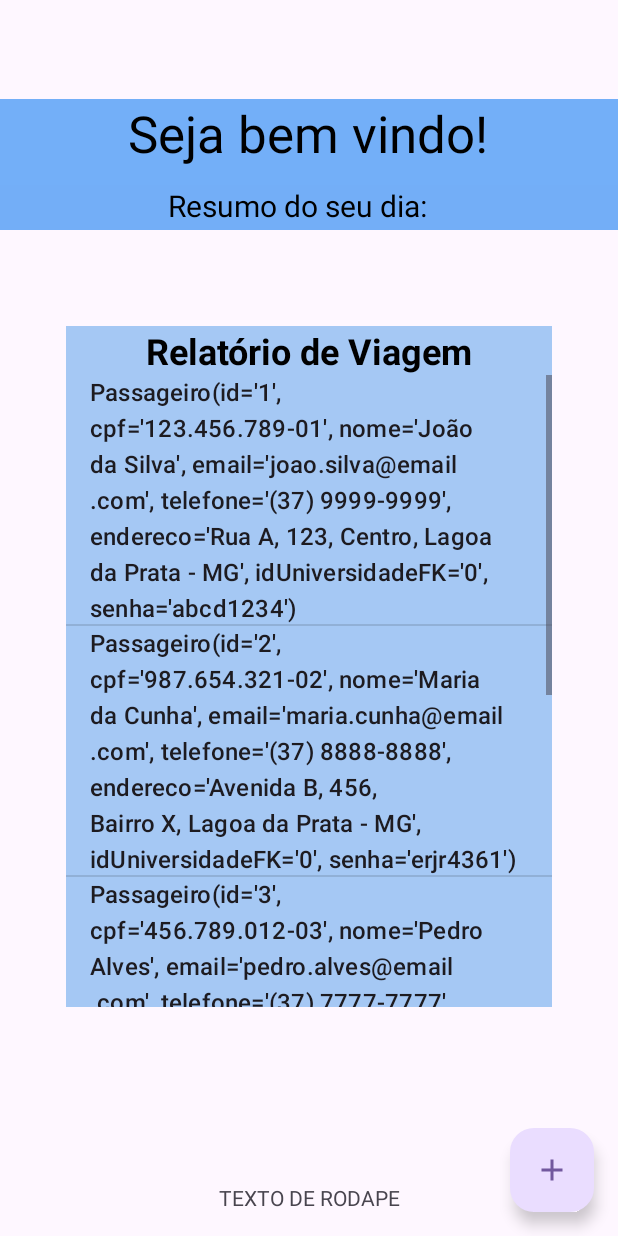
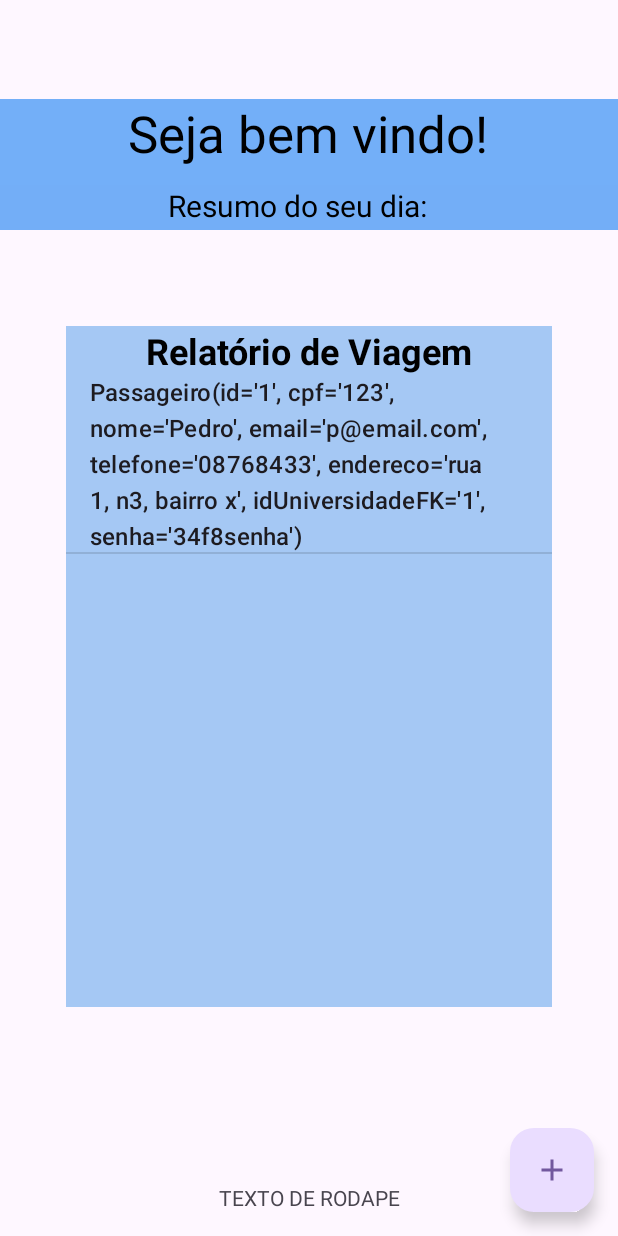
Before and after one commit to MariaLaura17/AppTransporte, an Android app: the screen it shows after launch (PrincipalActivity), after a tap on "Entrar", on a phone screen of 412 x 824 dp. Run offline under Robolectric (Android 15) with nearby library versions, the phone set to English and light mode, and no system bars.

```diff
--- a/app/src/main/java/com/example/apptransporte/LoginActivity.kt
+++ b/app/src/main/java/com/example/apptransporte/LoginActivity.kt
@@ -1,15 +1,22 @@
 package com.example.apptransporte
 
 import android.content.Intent
+import android.database.sqlite.SQLiteDatabase
 import android.os.Bundle
 import androidx.activity.enableEdgeToEdge
 import androidx.appcompat.app.AppCompatActivity
 import androidx.core.view.ViewCompat
 import androidx.core.view.WindowInsetsCompat
+import com.example.apptransporte.database.Database
+import com.example.apptransporte.database.PersistenciaSQL
 import com.example.apptransporte.databinding.ActivityLoginBinding
 
 class LoginActivity : AppCompatActivity() {
     private lateinit var binding: ActivityLoginBinding
+    private lateinit var conexao: SQLiteDatabase
+    private lateinit var db: Database
+    private lateinit var persistencia: PersistenciaSQL
+
     override fun onCreate(savedInstanceState: Bundle?) {
         super.onCreate(savedInstanceState)
         enableEdgeToEdge()
@@ -20,7 +27,18 @@ class LoginActivity : AppCompatActivity() {
             v.setPadding(systemBars.left, systemBars.top, systemBars.right, systemBars.bottom)
             insets
         }
+
         abrirPrincipalActivity()
+    }
+
+    override fun onResume() {
+        super.onResume()
+        // Cria o objeto Database e a conexão aqui
+        db = Database(this)
+        conexao = db.writableDatabase
+
+        // Inicia o PersistenciaSQL
+        persistencia = PersistenciaSQL(conexao)
     }
 
     private fun abrirPrincipalActivity() {
--- a/app/src/main/java/com/example/apptransporte/PrincipalActivity.kt
+++ b/app/src/main/java/com/example/apptransporte/PrincipalActivity.kt
@@ -1,17 +1,23 @@
 package com.example.apptransporte
 
 import android.content.Intent
+import android.database.sqlite.SQLiteDatabase
 import android.os.Bundle
 import android.widget.ArrayAdapter
 import androidx.activity.enableEdgeToEdge
 import androidx.appcompat.app.AppCompatActivity
 import androidx.core.view.ViewCompat
 import androidx.core.view.WindowInsetsCompat
-import com.example.apptransporte.database.DataBase
+import com.example.apptransporte.database.Database
+import com.example.apptransporte.database.PersistenciaSQL
 import com.example.apptransporte.databinding.ActivityPrincipalBinding
 
-class PrincipalActivity: AppCompatActivity() {
+class PrincipalActivity : AppCompatActivity() {
     private lateinit var binding: ActivityPrincipalBinding
+    private lateinit var conexao: SQLiteDatabase
+    private lateinit var db: Database
+    private lateinit var persistencia: PersistenciaSQL
+
     override fun onCreate(savedInstanceState: Bundle?) {
         super.onCreate(savedInstanceState)
         enableEdgeToEdge()
@@ -23,9 +29,32 @@ class PrincipalActivity: AppCompatActivity() {
             insets
         }
         abrirCadastrarReservaActivity()
-        val db=DataBase(this)
-        val list=db.getQueryDataForArray()
-        binding.listviewprincipalpassageiro.adapter=ArrayAdapter(this, android.R.layout.simple_list_item_activated_1, list)
+
+        try {
+            db = Database(this)
+            conexao = db.writableDatabase // Use writableDatabase para inserir dados
+            persistencia = PersistenciaSQL(conexao)
+
+            // Recupera os dados
+            val seleciona = persistencia.selectPassageiro()
+
+            // Cria um ArrayAdapter para o ListView
+            val adapter = ArrayAdapter(this, android.R.layout.simple_list_item_activated_1, seleciona)
+
+            // Define o ArrayAdapter como adaptador do ListView
+            binding.listviewprincipalpassageiro.adapter = adapter
+
+            // Exibe o dado    no rodapé
+            if (seleciona.isNotEmpty()) {
+                //binding.textViewRodape.text = seleciona[0].toString() // Exibe o primeiro da lista
+            } else {
+                binding.textViewRodape.text = "Erro"
+            }
+
+        } catch (e: Exception) {
+            // Trata erros de acesso ao banco de dados
+            binding.textViewRodape.text = "Erro ao conectar ao banco de dados"
+        }
     }
 
     private fun abrirCadastrarReservaActivity() {
@@ -33,6 +62,4 @@ class PrincipalActivity: AppCompatActivity() {
             startActivity(Intent(this, CadastrarReservaActivity::class.java))
         }
     }
-
-
 }
--- a/app/src/main/java/com/example/apptransporte/database/DataBase.kt
+++ /dev/null
@@ -1,70 +0,0 @@
-package com.example.apptransporte.database
-
-import android.content.Context
-import android.database.Cursor
-import android.database.sqlite.SQLiteDatabase
-import android.database.sqlite.SQLiteOpenHelper
-import com.example.apptransporte.model.Passageiro
-
-class DataBase (context: Context): SQLiteOpenHelper(context, "Banco.db", null,
-    1){
-
-    val sql = arrayOf(
-        "create table universidade (idUniversidade INTEGER primary key, nomeUniversidade varchar (40) not null)",
-        "create table Passageiro (idPassageiro integer primary key,cpfPassageiro varchar(15) not null unique, nomePassageiro varchar (60) not null, emailPassageiro varchar(50) not null, telefonePassageiro varchar(20) not null, enderecoPassageiro varchar (100) not null, idUniversidadeFk integer not null, senha varchar(128) not null)",
-        "CREATE TABLE Reserva (idReserva INTEGER PRIMARY KEY, dataReserva DATE NOT NULL, embarque VARCHAR(30) NOT NULL, desembarque VARCHAR(30) NOT NULL, idPassageiroFK INTEGER NOT NULL, idUniversidadeFk INTEGER NOT NULL)",
-        "INSERT INTO Universidade (nomeUniversidade) VALUES ('UNA Bom Despacho')",
-        "INSERT INTO Passageiro (cpfPassageiro, nomePassageiro, emailPassageiro, telefonePassageiro, enderecoPassageiro, idUniversidadeFk, senha) VALUES('123.456.789-01', 'João da Silva', 'joao.silva@email.com', '(37) 9999-9999', 'Rua A, 123, Centro, Lagoa da Prata - MG', 1, 'abcd1234')",
-        "INSERT INTO Passageiro (cpfPassageiro, nomePassageiro, emailPassageiro, telefonePassageiro, enderecoPassageiro, idUniversidadeFk, senha) VALUES('987.654.321-02', 'Maria da Cunha', 'maria.cunha@email.com', '(37) 8888-8888', 'Avenida B, 456, Bairro X, Lagoa da Prata - MG', 1, 'erjr4361')",
-        "INSERT INTO Passageiro (cpfPassageiro, nomePassageiro, emailPassageiro, telefonePassageiro, enderecoPassageiro, idUniversidadeFk, senha) VALUES('456.789.012-03', 'Pedro Alves', 'pedro.alves@email.com', '(37) 7777-7777', 'Rua C, 789, Bairro Y, Lagoa da Prata - MG', 1, 'krog4264')",
-        "INSERT INTO Passageiro (cpfPassageiro, nomePassageiro, emailPassageiro, telefonePassageiro, enderecoPassageiro, idUniversidadeFk, senha) VALUES('789.012.345-04', 'Ana Souza', 'ana.souza@email.com', '(37) 6666-6666', 'Avenida D, 1011, Bairro Z, Lagoa da Prata - MG', 1, 'jbru5303')",
-        "INSERT INTO Passageiro (cpfPassageiro, nomePassageiro, emailPassageiro, telefonePassageiro, enderecoPassageiro, idUniversidadeFk, senha) VALUES('789.012.335-01', 'Ana Souza Rabelo', 'ana.souzarabelo@email.com', '(37) 6662-6366', 'Avenida D, 10145, Bairro Z, Lagoa da Prata - MG', 1, 'bqz.0153')"
-    )
-
-    override fun onCreate(db: SQLiteDatabase) {
-        sql.forEach {
-            db.execSQL(it)
-        }
-    }
-
-    override fun onUpgrade(db: SQLiteDatabase?, oldVersion: Int, newVersion: Int) {
-        TODO("Not yet implemented")
-    }
-
-    fun getQueryData ():Cursor{
-        val db = this.readableDatabase
-        val query =db.rawQuery("SELECT * FROM passageiro", null)
-        return query
-    }
-
-    fun getQueryDataForArray(): ArrayList<Passageiro>{
-        val db=this.readableDatabase
-        val query=db.rawQuery("SELECT * FROM passageiro", null)
-        val dataList: ArrayList<Passageiro> = ArrayList() //Criando variável do tipo ArrayList que receberá objetos do tipo Passageiro e atribuindo uma instância de uma nova ArrayList() vazia
-        val idIndex = query.getColumnIndex("idPassageiro")
-        val cpfIndex=query.getColumnIndex("cpfPassageiro")
-        val nomeIndex=query.getColumnIndex("nomePassageiro")
-        val emailIndex=query.getColumnIndex("emailPassageiro")
-        val telefoneIndex=query.getColumnIndex("telefonePassageiro")
-        val enderecoIndex=query.getColumnIndex("enderecoPassageiro")
-        val idUniversidadeFKIndex=query.getColumnIndex("idUniversidadeFK")
-        val senhaIndex=query.getColumnIndex("senha")
-
-        if (query.count>0){
-            query.moveToFirst()
-            do {
-                val id = query.getInt(idIndex)
-                val cpf = query.getString(cpfIndex)
-                val nome = query.getString(nomeIndex)
-                val email = query.getString(emailIndex)
-                val telefone = query.getString(telefoneIndex)
-                val endereco = query.getString(enderecoIndex)
-                val idUniversidadeFK = query.getInt(idUniversidadeFKIndex)
-                val senha = query.getString(senhaIndex)
-                dataList.add(Passageiro(id, cpf, nome, email, telefone, endereco, idUniversidadeFK, senha))
-            }while (query.moveToNext())
-        }
-        return dataList
-    }
-
-}
--- /dev/null
+++ b/app/src/main/java/com/example/apptransporte/database/Database.java
@@ -0,0 +1,79 @@
+package com.example.apptransporte.database;
+
+import android.content.ContentValues;
+import android.content.Context;
+import android.database.Cursor;
+import android.database.sqlite.SQLiteDatabase;
+import android.database.sqlite.SQLiteOpenHelper;
+import java.util.ArrayList;
+
+public class Database extends SQLiteOpenHelper {
+    public Database (Context context){
+        super(context, "TransporteUniversitario", null, 2);
+    }
+
+    @Override
+    public void onCreate(SQLiteDatabase db){
+        db.execSQL(createTableUniversidade());
+        db.execSQL(createPassageiro());
+
+        // Insere dados de teste aqui
+        insereDadosTeste(db);
+    }
+
+    @Override
+    public void onUpgrade(SQLiteDatabase sqLiteDatabase, int i, int i1){
+
+    }
+
+    public static String createTableUniversidade(){
+        StringBuilder scriptSQL = new StringBuilder();
+        scriptSQL.append("CREATE TABLE IF NOT EXISTS Universidade( ");
+        scriptSQL.append("idUniversidade INTEGER NOT NULL UNIQUE PRIMARY KEY AUTOINCREMENT,  ");
+        scriptSQL.append("nomeUniversidade VARCHAR(40) ");
+        scriptSQL.append(") ");
+
+        return scriptSQL.toString();
+    }
+
+    public static String createPassageiro(){
+        StringBuilder scriptSQL = new StringBuilder();
+        scriptSQL.append("CREATE TABLE IF NOT EXISTS Passageiro( ");
+        scriptSQL.append("idPassageiro INTEGER NOT NULL UNIQUE PRIMARY KEY AUTOINCREMENT, ");
+        scriptSQL.append("cpfPassageiro VARCHAR (15) NOT NULL UNIQUE, ");
+        scriptSQL.append("nomePassageiro VARCHAR (80) NOT NULL, ");
+        scriptSQL.append("emailPassageiro VARCHAR (50) NOT NULL, ");
+        scriptSQL.append("telefonePassageiro VARCHAR (18) NOT NULL, ");
+        scriptSQL.append("enderecoPassageiro VARCHAR (100) NOT NULL, ");
+        scriptSQL.append("idUniversidadeFk INTEGER NOT NULL, ");
+        scriptSQL.append("senhaPassageiro VARCHAR (64) NOT NULL ");
+        scriptSQL.append(") ");
+        return scriptSQL.toString();
+    }
+
+    // Método para inserir dados de teste na tabela Universidade
+    private void insereDadosTeste(SQLiteDatabase db) {
+        //inserção de passageiro
+        ContentValues valores = new ContentValues();
+        valores.put("cpfPassageiro", "123");
+        valores.put("nomePassageiro", "Pedro");
+        valores.put("emailPassageiro", "p@email.com");
+        valores.put("telefonePassageiro", "08768433");
+        valores.put("enderecoPassageiro", "rua 1, n3, bairro x");
+        valores.put("idUniversidadeFk", 1);
+        valores.put("senhaPassageiro", "34f8senha");
+        db.insert("Passageiro", null, valores);
+
+
+        // Insere a primeira universidade
+        valores = new ContentValues();
+        valores.put("nomeUniversidade", "Universidade Federal do Rio Grande do Sul");
+        db.insert("Universidade", null, valores);
+
+        // Insere a segunda universidade
+        valores = new ContentValues();
+        valores.put("nomeUniversidade", "Universidade de São Paulo");
+        db.insert("Universidade", null, valores);
+
+    }
+}
--- /dev/null
+++ b/app/src/main/java/com/example/apptransporte/database/PersistenciaSQL.java
@@ -0,0 +1,63 @@
+package com.example.apptransporte.database;
+
+import android.content.ContentValues;
+import android.database.Cursor;
+import android.database.sqlite.SQLiteDatabase;
+
+import com.example.apptransporte.model.Passageiro;
+import com.example.apptransporte.model.Universidade;
+
+import java.util.ArrayList;
+
+public class PersistenciaSQL {
+    private SQLiteDatabase conexao;
+
+    public PersistenciaSQL(SQLiteDatabase conexao){
+        this.conexao = conexao;
+    }
+
+    public void putUniversidade(String nomeUniversidade){
+        ContentValues insert = new ContentValues();
+        insert.put("nomeUniversidade", nomeUniversidade);
+        conexao.insert("Universidade", null, insert);
+    }
+
+    // Retorna uma lista de nomes das universidades
+    public ArrayList<Universidade> selectUniversidade(){
+        ArrayList<Universidade> universidade = new ArrayList<>();
+        String select = "SELECT * FROM Universidade";
+        Cursor consulta = conexao.rawQuery(select, null);
+
+        if (consulta.moveToFirst()){
+            do {
+                int idUniversidade =consulta.getInt(0);
+                String nomeUniversidade = consulta.getString(1);
+                universidade.add(new Universidade(idUniversidade, nomeUniversidade));
+            } while (consulta.moveToNext());
+        }
+        return universidade;
+    }
+
+    // Retorna uma lista de nomes dos passageiros
+    public ArrayList<Passageiro> selectPassageiro(){
+        ArrayList<Passageiro> passageiro = new ArrayList<>();
+        String select = "SELECT * FROM Passageiro";
+        Cursor consulta = conexao.rawQuery(select, null);
+
+        if (consulta.moveToFirst()){
+            do {
+                int idPassageiro=consulta.getInt(0);
+                String cpfPassageiro=consulta.getString(1);
+                String nomePassageiro=consulta.getString(2);
+                String emailPassageiro=consulta.getString(3);
+                String telefonePassageiro=consulta.getString(4);
+                String enderecoPassageiro=consulta.getString(5);
+                int idUniversidadeFk=consulta.getInt(6);
+                String senhaPassageiro=consulta.getString(7);
+                passageiro.add(new Passageiro(idPassageiro, cpfPassageiro, nomePassageiro, emailPassageiro, telefonePassageiro, enderecoPassageiro, idUniversidadeFk, senhaPassageiro));
+            } while (consulta.moveToNext());
+        }
+        return passageiro;
+    }
+
+}
--- /dev/null
+++ b/app/src/main/java/com/example/apptransporte/model/Universidade.kt
@@ -0,0 +1,10 @@
+package com.example.apptransporte.model
+
+class Universidade(
+    val idUniversidade: Int=0,
+    val  nomeUniversidade: String="") {
+    override fun toString(): String{
+        return "Universidade(idUniversidade='$idUniversidade', nomeUniversidade='$nomeUniversidade')"
+    }
+
+}
```
Also changed, not shown: app/src/main/java/com/example/apptransporte/model/Passageiro.kt (+9 -1 lines), 291 other files.
